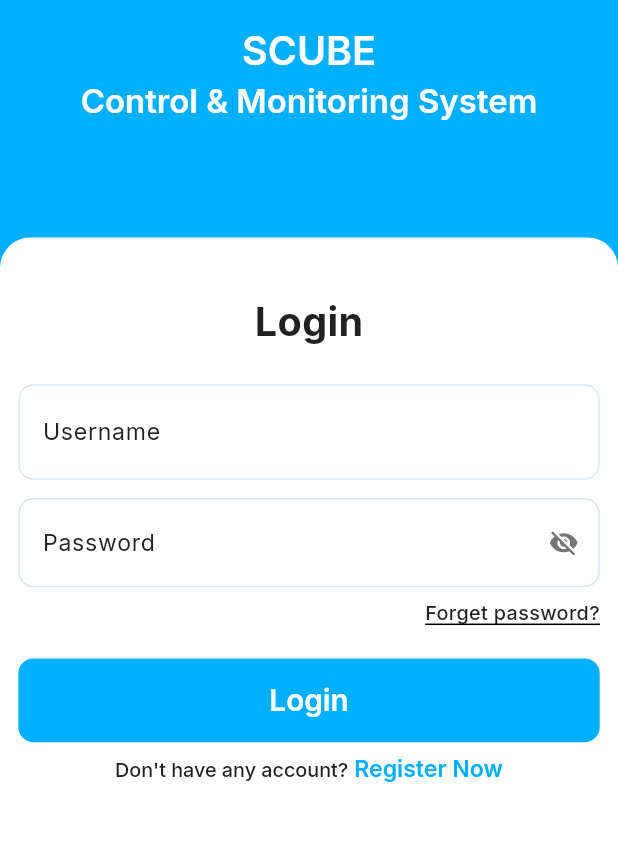
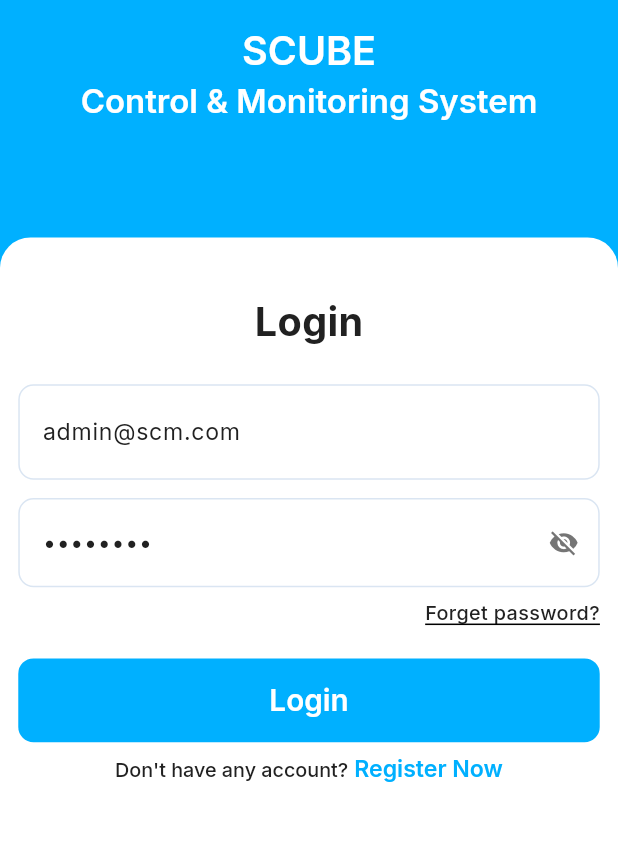
Before and after one commit to shariaralphabyte/scube-tech-task, a Flutter app: the screen it shows after launch, on a phone screen of 412 x 824 dp, the part 271-1112 px from its top. Run offline on Flutter 3.47's test engine with Material 3 defaults, Android fonts, the phone set to English and light mode, and no system bars; our stand-ins replace google_fonts; accounts and stored records are empty.

Commit message:
feat: Pre-fill login credentials for development
This commit pre-fills the username and password fields on the login screen with default credentials (`admin@scm.com` / `admin123`) to streamline the development and testing process.

It also refactors the data loading logic in the `DashboardScreen` to ensure data fetching is initiated only after the first frame is rendered, using `WidgetsBinding.instance.addPostFrameCallback`.

```diff
--- a/lib/presentation/screens/provider/login_provider.dart
+++ b/lib/presentation/screens/provider/login_provider.dart
@@ -1,9 +1,10 @@
 import 'package:flutter/material.dart';
 
 class LoginProvider extends ChangeNotifier {
-  final TextEditingController usernameController = TextEditingController();
-  final TextEditingController passwordController = TextEditingController();
-
+  final TextEditingController usernameController =
+  TextEditingController(text: 'admin@scm.com');
+  final TextEditingController passwordController =
+  TextEditingController(text: 'admin123');
   bool _isLoading = false;
   bool get isLoading => _isLoading;
 
```
Also changed, not shown: lib/presentation/screens/dashboard.dart (+11 -7 lines).
